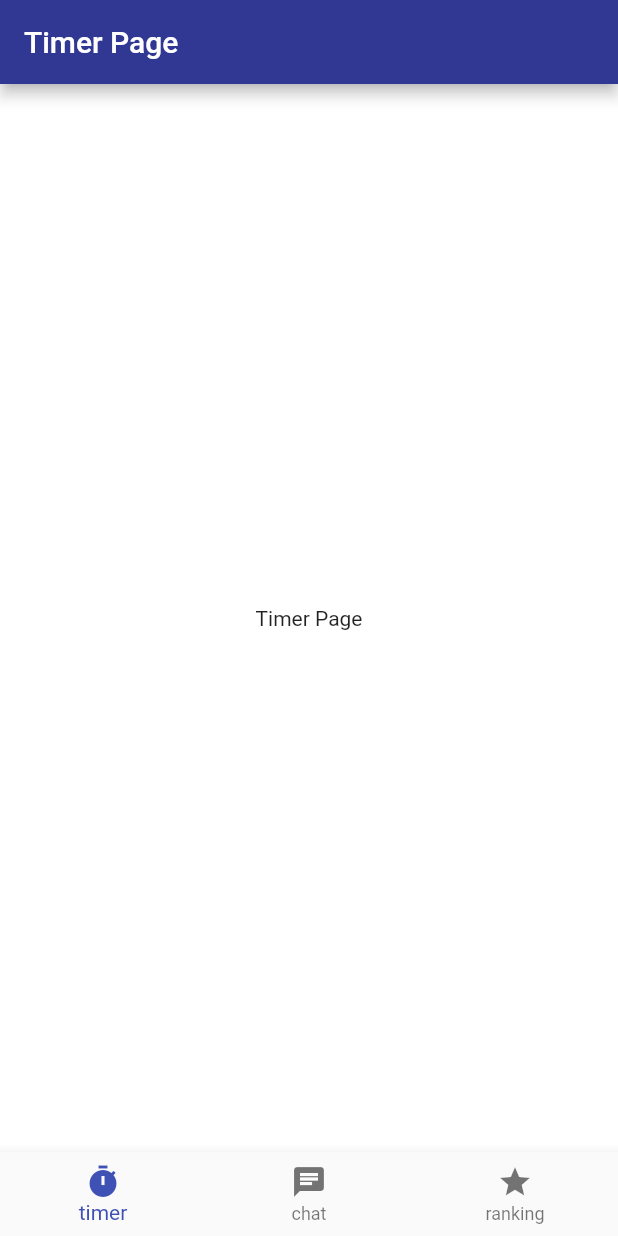
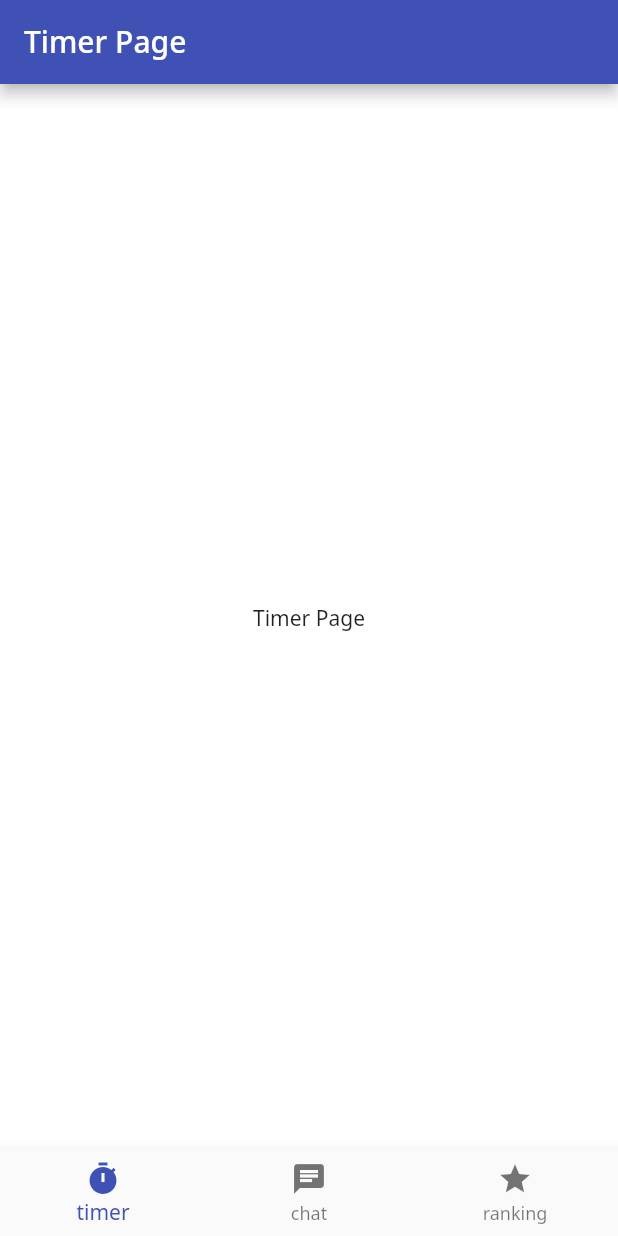
Before and after one commit to benes5/flutter_ben, a Flutter app: the screen it shows after launch, on a phone screen of 412 x 824 dp. Run offline on Flutter 3.47's test engine with Material 2 defaults, Android fonts, the phone set to English and light mode, and no system bars; our stand-ins replace flutter_hooks.

Commit message:
フォントの変更と基準となる色の変更

```diff
--- a/lib/main.dart
+++ b/lib/main.dart
@@ -22,13 +22,13 @@ class MyApp extends StatelessWidget {
   Widget build(BuildContext context) {
     return MaterialApp(
       debugShowCheckedModeBanner: false,//右上のDEBUGの文字を消す
-      title: '観光地アプリ',
+      title: '机に向かわせるアプリ',
       theme: ThemeData(
         fontFamily: 'NotoSans',
         primarySwatch: Colors.indigo,
         visualDensity: VisualDensity.adaptivePlatformDensity,
         appBarTheme: const AppBarTheme(
-          backgroundColor: Color.fromARGB(255, 49, 56, 147),//岡大カラー
+          backgroundColor: Colors.indigo,
           foregroundColor: Colors.white,
         ),
       ),
```
Also changed, not shown: pubspec.yaml (+15 -0 lines), 6 other files.
